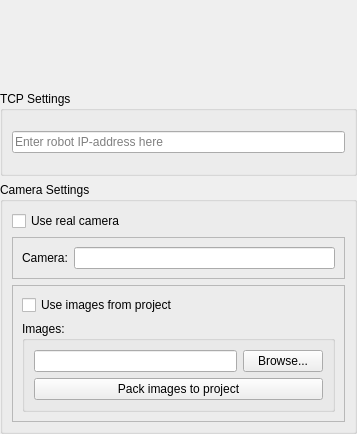
The window that plugins/robots/interpreters/trikKitInterpreterCommon/src/trikAdditionalPreferences.ui (trikset/trik-studio) describes before a commit, drawn with Qt 5.
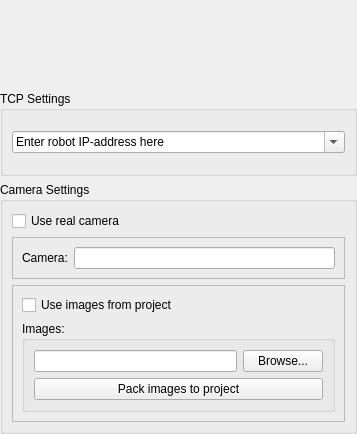
The same window after the commit. Custom widgets are drawn as their Qt base class.

Commit message: Use QComboBox instead of QLineEdit to store ip-address

```diff
--- a/plugins/robots/interpreters/trikKitInterpreterCommon/src/trikAdditionalPreferences.ui
+++ b/plugins/robots/interpreters/trikKitInterpreterCommon/src/trikAdditionalPreferences.ui
@@ -36,8 +36,11 @@
      </property>
      <layout class="QGridLayout" name="gridLayout_4">
       <item row="0" column="0">
-       <widget class="QLineEdit" name="tcpServerLineEdit">
-        <property name="placeholderText">
+       <widget class="QComboBox" name="tcpServerLineEdit">
+        <property name="editable">
+         <bool>true</bool>
+        </property>
+        <property name="currentText">
          <string>Enter robot IP-address here</string>
         </property>
        </widget>
```
Left out of the diff: 3 changed lines with no effect on the pictures. The commit also changes 3 other files.
